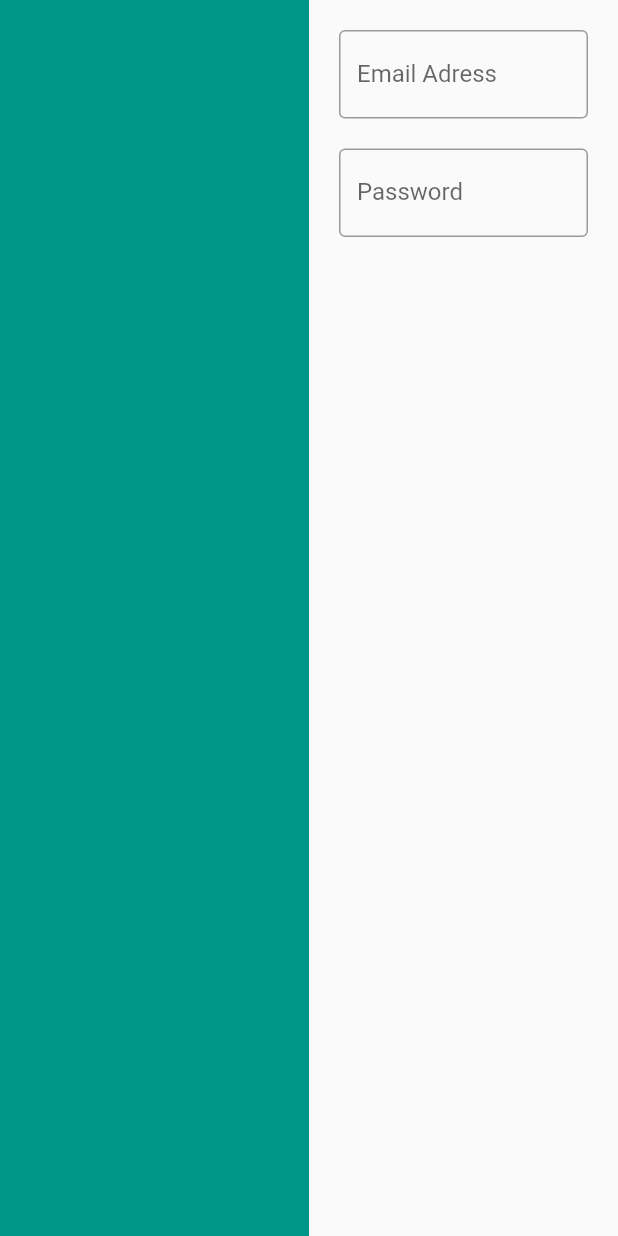
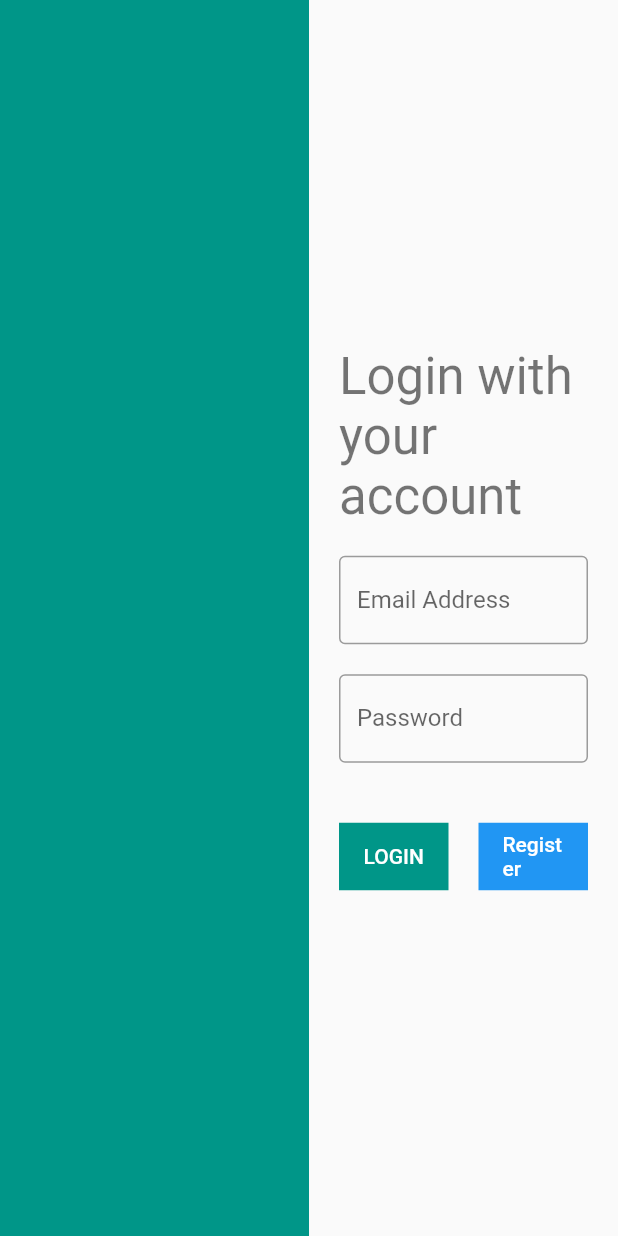
Before and after one commit to ashrafffathalla/Responsive, a Flutter app: the screen it shows after launch, on a phone screen of 412 x 824 dp. Run offline on Flutter 3.47's test engine with Material 2 defaults, Android fonts, the phone set to English and light mode, and no system bars.

Commit message:
commit and push

```diff
--- a/lib/main.dart
+++ b/lib/main.dart
@@ -17,7 +17,11 @@ class MyApp extends StatelessWidget {
       theme: ThemeData(
         primarySwatch: Colors.teal,
       ),
-      home: const DesktopScreen(),
+      home:LayoutBuilder(builder: (BuildContext context, constraints)
+          {
+            return const DesktopScreen();
+          },
+      ),
     );
   }
 }
--- a/lib/screens/desktop.dart
+++ b/lib/screens/desktop.dart
@@ -17,12 +17,19 @@ class DesktopScreen extends StatelessWidget {
             child: Padding(
               padding: const EdgeInsets.all(20.0),
               child: Column(
+                mainAxisAlignment: MainAxisAlignment.center,
+                crossAxisAlignment: CrossAxisAlignment.start,
                 children:
                 [
+                   Text(
+                    'Login with your account',
+                    style: Theme.of(context).textTheme.headline4
+                  ),
+                  const SizedBox(height: 20.0),
                   TextFormField(
                     decoration:const InputDecoration(
                       border: OutlineInputBorder(),
-                      labelText: 'Email Adress',
+                      labelText: 'Email Address',
                     ),
                   ),
                   const SizedBox(height: 20.0),
@@ -32,6 +39,45 @@ class DesktopScreen extends StatelessWidget {
                       labelText: 'Password',
                     ),
                   ),
+                  const SizedBox(height: 40.0),
+                  Row(
+                    children:
+                    [
+                      Expanded(
+                        child: Container(
+                          color: Colors.teal,
+                          height: 45,
+                          child: MaterialButton(
+                            onPressed: (){},
+
+                            child:const Text(
+                                'LOGIN',
+                              style: TextStyle(
+                                color: Colors.white,
+                              ),
+                            ),
+                          ),
+                        ),
+                      ),
+                      const SizedBox(width: 20.0,),
+                      Expanded(
+                        child: Container(
+                          color: Colors.blue,
+                          height: 45,
+                          child: MaterialButton(
+                            onPressed: (){},
+
+                            child:const Text(
+                                'Register',
+                              style: TextStyle(
+                                color: Colors.white,
+                              ),
+                            ),
+                          ),
+                        ),
+                      ),
+                    ],
+                  )
                 ],
               ),
             ),
```
